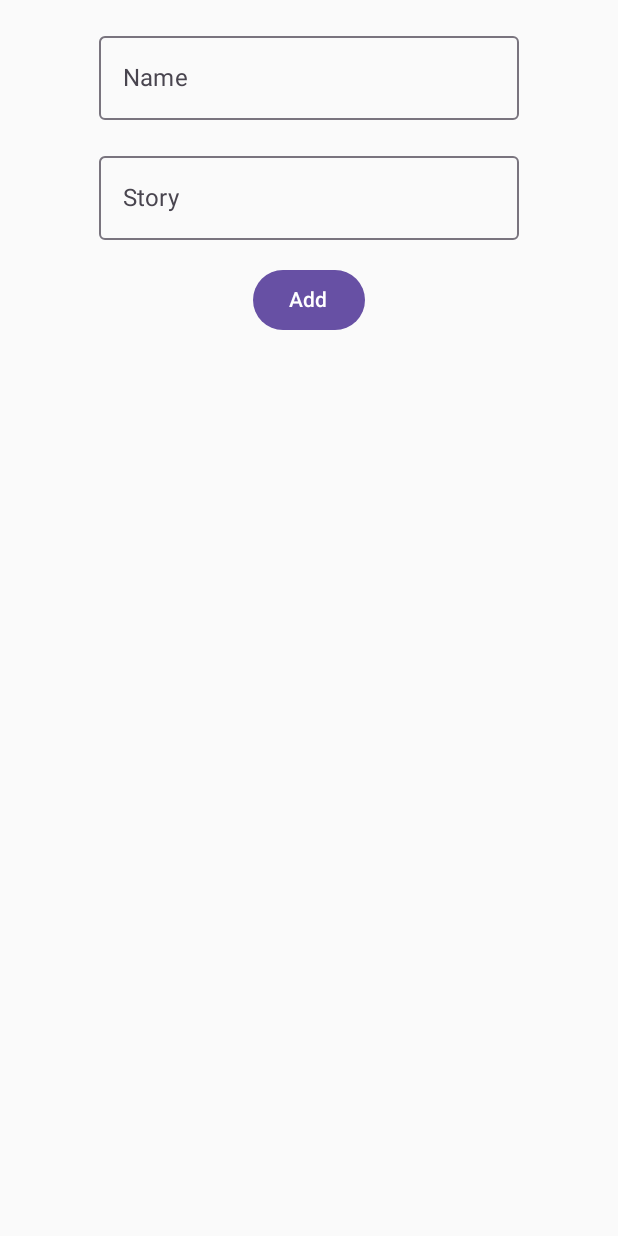
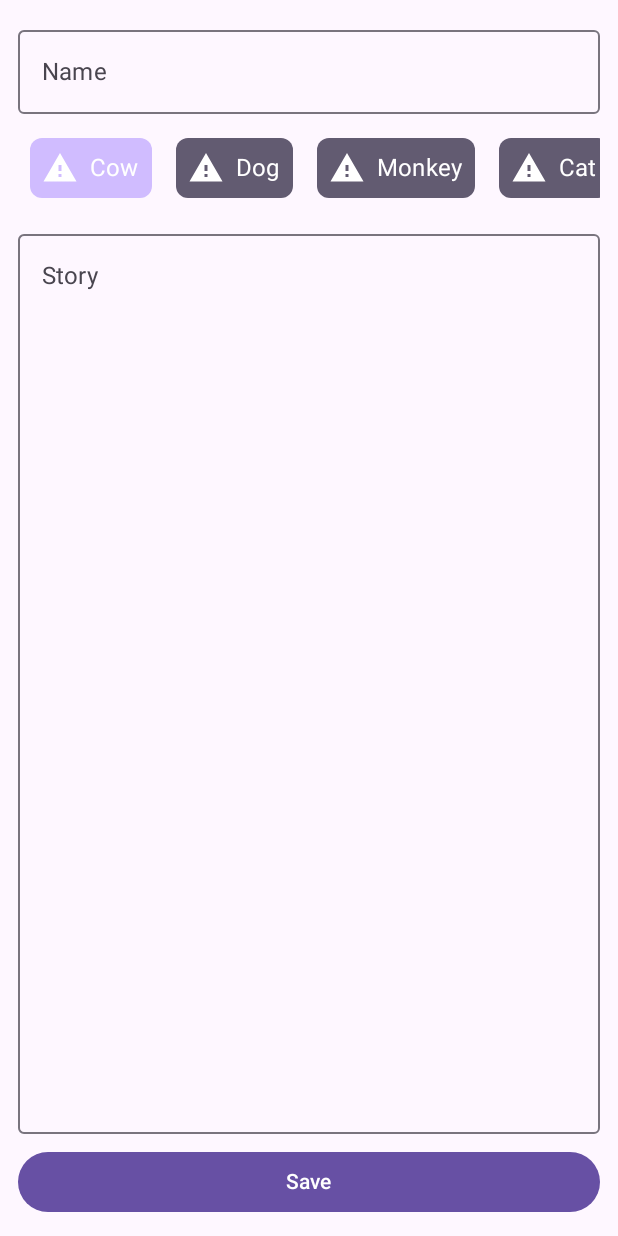
Before and after one commit to ashutoshkailkhura/kmp-app-fullstack, an Android app built with Jetpack Compose: the screen it shows after launch (MainActivity), after a tap on "Floating action button.", on a phone screen of 412 x 824 dp. Run offline under Robolectric (Android 15) with nearby library versions, the phone set to English and light mode, and no system bars; our stand-ins replace Voyager.

Commit message:
update ui

```diff
--- a/composeApp/src/commonMain/kotlin/ui/screen/AddAnimalScreen.kt
+++ b/composeApp/src/commonMain/kotlin/ui/screen/AddAnimalScreen.kt
@@ -1,22 +1,30 @@
 package ui.screen
 
-import androidx.compose.runtime.Composable
-import cafe.adriel.voyager.core.screen.Screen
+import androidx.compose.foundation.background
+import androidx.compose.foundation.border
+import androidx.compose.foundation.clickable
+import androidx.compose.foundation.horizontalScroll
 import androidx.compose.foundation.layout.*
+import androidx.compose.foundation.rememberScrollState
+import androidx.compose.foundation.shape.RoundedCornerShape
 import androidx.compose.foundation.text.KeyboardActions
 import androidx.compose.foundation.text.KeyboardOptions
-import androidx.compose.material3.Button
-import androidx.compose.material3.OutlinedTextField
-import androidx.compose.material3.SnackbarHost
-import androidx.compose.material3.SnackbarHostState
-import androidx.compose.material3.Text
+import androidx.compose.foundation.verticalScroll
+import androidx.compose.material.icons.Icons
+import androidx.compose.material.icons.filled.Warning
+import androidx.compose.material3.*
 import androidx.compose.runtime.*
 import androidx.compose.ui.Alignment
 import androidx.compose.ui.ExperimentalComposeUiApi
 import androidx.compose.ui.Modifier
+import androidx.compose.ui.draw.clip
+import androidx.compose.ui.focus.FocusRequester
+import androidx.compose.ui.focus.focusRequester
+import androidx.compose.ui.graphics.vector.ImageVector
 import androidx.compose.ui.platform.LocalSoftwareKeyboardController
 import androidx.compose.ui.text.input.ImeAction
 import androidx.compose.ui.unit.dp
+import cafe.adriel.voyager.core.screen.Screen
 import entity.Animal
 import kotlinx.coroutines.launch
 import network.APIService
@@ -28,70 +36,171 @@ class AddAnimalScreen() : Screen {
     override fun Content() {
 
         var name by remember { mutableStateOf("") }
+        var type by remember { mutableStateOf(0) }
         var story by remember { mutableStateOf("") }
         var result by remember { mutableStateOf("") }
         val scope = rememberCoroutineScope()
 
-        var snackbarHostState = remember { SnackbarHostState() }
+        var isButtonEnabled by remember { mutableStateOf(true) }
+
+        val snackbarHostState = remember { SnackbarHostState() }
+        val focusRequester = remember { FocusRequester() }
         val keyboardController = LocalSoftwareKeyboardController.current
+
+        val scrollState = rememberScrollState()
+
 
         if (result.isNotEmpty()) {
             LaunchedEffect(snackbarHostState) {
+                keyboardController?.hide()
                 snackbarHostState.showSnackbar(
                     message = result,
-                    actionLabel = "Do something."
+//                    actionLabel = "Do something."
                 )
                 result = ""
             }
         }
 
+
+        Scaffold(
+            snackbarHost = {
+                SnackbarHost(hostState = snackbarHostState)
+            },
+        ) {
             Column(
                 modifier = Modifier
                     .fillMaxSize()
-                .padding(16.dp),
+                    .padding(12.dp)
+                    .verticalScroll(scrollState),
                 horizontalAlignment = Alignment.CenterHorizontally,
-            verticalArrangement = Arrangement.spacedBy(16.dp)
+                verticalArrangement = Arrangement.spacedBy(8.dp)
             ) {
                 OutlinedTextField(
+                    modifier = Modifier.fillMaxWidth().focusRequester(focusRequester),
                     value = name,
                     onValueChange = { name = it },
                     label = { Text("Name") },
-                singleLine = true
+                    singleLine = true,
+                    keyboardActions = KeyboardActions(
+                        onDone = {
+                            // Remove focus when "Done" is pressed
+                            focusRequester.freeFocus()
+                        }
+                    ),
                 )
 
+                HorizontalSelectableChipList(type) {
+                    type = it
+                }
+
                 OutlinedTextField(
+                    modifier = Modifier.fillMaxWidth().weight(1f).focusRequester(focusRequester),
                     value = story,
                     onValueChange = { story = it },
                     label = { Text("Story") },
-                maxLines = 5,
                     keyboardOptions = KeyboardOptions(imeAction = ImeAction.Done),
                     keyboardActions = KeyboardActions(
-                    onDone = { keyboardController?.hide() })
+                        onDone = {
+                            // Remove focus when "Done" is pressed
+                            focusRequester.freeFocus()
+                            keyboardController?.hide()
+                        })
                 )
 
 
-            Button(onClick = {
+                Button(
+                    modifier = Modifier.fillMaxWidth(),
+                    enabled = isButtonEnabled,
+                    onClick = {
+
                         scope.launch {
+                            isButtonEnabled = false
+                            if (name.isEmpty() || story.isEmpty()) {
+                                result = "add your story"
+                                isButtonEnabled = true
+                                return@launch
+                            }
+
+                            result = try {
                                 val data = APIService().addAnimal(
                                     Animal(
                                         id = 3,
-                            type = 3,
+                                        type = type,
                                         name = name,
                                         story = story
                                     )
                                 )
-                    result = data.toString()
+                                data.toString()
+                            } catch (ex: Exception) {
+                                ex.message.toString()
+                            }
+                            isButtonEnabled = true
+
                         }
                     }) {
-                Text("Add")
+                    Text("Save")
+                }
+            }
+        }
+    }
 }
 
-            Spacer(modifier = Modifier.weight(1f))
 
-            SnackbarHost(
-                hostState = snackbarHostState,
+@Composable
+fun HorizontalSelectableChipList(selectedChipIndex: Int, onTypeSelect: (type: Int) -> Unit) {
+
+    val chipItems = listOf(
+        "Cow" to Icons.Default.Warning,
+        "Dog" to Icons.Default.Warning,
+        "Monkey" to Icons.Default.Warning,
+        "Cat" to Icons.Default.Warning,
+        "Bird" to Icons.Default.Warning,
+        "Other" to Icons.Default.Warning
+    )
+
+
+    Row(
+        modifier = Modifier
+            .fillMaxWidth()
+            .horizontalScroll(rememberScrollState())
+    ) {
+        chipItems.forEachIndexed { index, (label, icon) ->
+            Chip(
+                text = label,
+                icon = icon,
+                isSelected = index == selectedChipIndex,
+                onChipClick = {
+                    onTypeSelect(index)
+                }
             )
         }
-
     }
 }
+
+@Composable
+fun Chip(
+    text: String,
+    icon: ImageVector,
+    isSelected: Boolean,
+    onChipClick: () -> Unit
+) {
+    Row(
+        modifier = Modifier
+            .padding(8.dp)
+            .clip(RoundedCornerShape(8.dp))
+            .background(if (isSelected) MaterialTheme.colorScheme.inversePrimary else MaterialTheme.colorScheme.secondary)
+            .clickable { onChipClick() }
+            .padding(8.dp)
+    ) {
+        Icon(
+            imageVector = icon,
+            contentDescription = null,
+            tint = if (isSelected) MaterialTheme.colorScheme.onSecondary else MaterialTheme.colorScheme.onPrimary
+        )
+        Spacer(modifier = Modifier.width(8.dp))
+        Text(
+            text = text,
+            color = if (isSelected) MaterialTheme.colorScheme.onSecondary else MaterialTheme.colorScheme.onPrimary
+        )
+    }
+}
```
Lines whose indentation alone changed are shown as unchanged.
